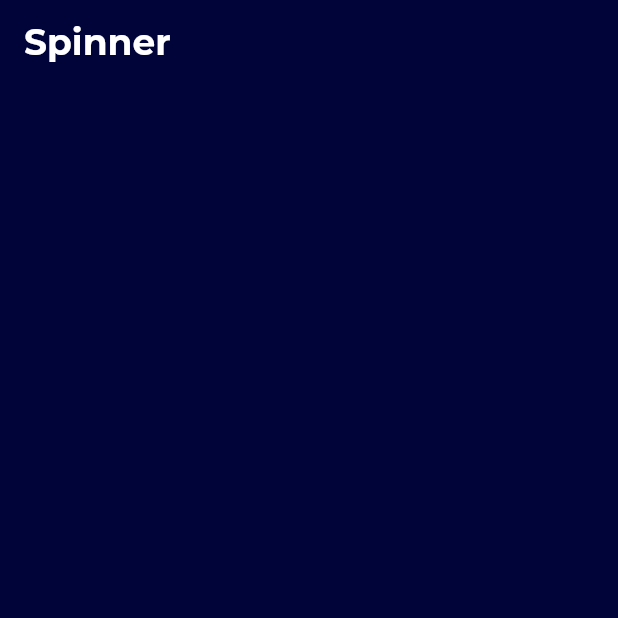
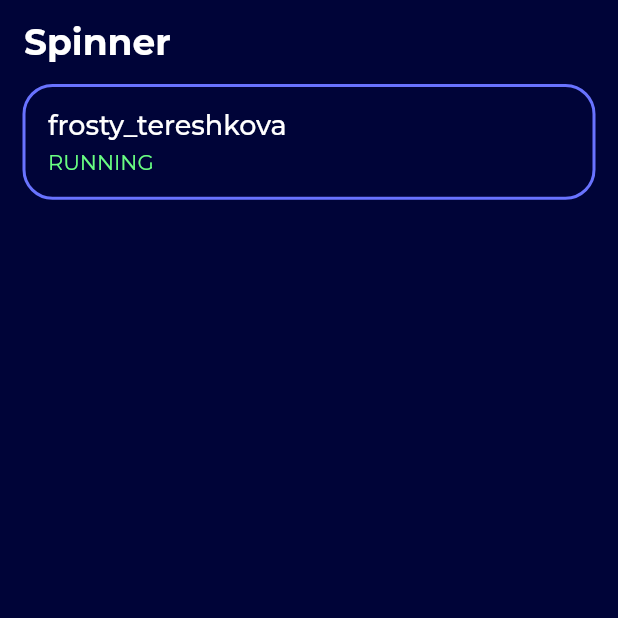
Before and after one commit to 44t4nk1/spinner, a Flutter app: the screen it shows after launch, on a phone screen of 412 x 824 dp, the top half of it. Run offline on Flutter 3.47's test engine with Material 2 defaults, Android fonts, the phone set to English and light mode, and no system bars; our stand-ins replace google_fonts.

Commit message:
started card

```diff
--- a/lib/app/features/dashboard/presentation/screens/dashboard_screen.dart
+++ b/lib/app/features/dashboard/presentation/screens/dashboard_screen.dart
@@ -1,9 +1,23 @@
 import 'package:flutter/material.dart';
+import 'package:spinner/app/features/dashboard/presentation/widgets/dashboard_card.dart';
 import 'package:spinner/app/styles/colors.dart';
 import 'package:spinner/app/styles/fonts.dart';
 
 class DashboardScreen extends StatelessWidget {
   const DashboardScreen({Key? key}) : super(key: key);
+
+  final List<Map<String, dynamic>> dockers = const [
+    {
+      'id': '8fd025f4da42f0694ffcf2cbd3ba04f82df9e7b8fff4c6784e6588bb3dcf88cb',
+      'name': 'frosty_tereshkova',
+      'image': 'redis',
+      'created': 1658660078,
+      'portType': 'tcp',
+      'port': 6379,
+      'state': 'running',
+      'status': 'Up 12 minutes',
+    },
+  ];
 
   @override
   Widget build(BuildContext context) {
@@ -17,6 +31,22 @@ class DashboardScreen extends StatelessWidget {
           style: appBarFont,
         ),
       ),
+      body: Padding(
+        padding: const EdgeInsets.symmetric(horizontal: 15),
+        child: Column(
+          children: [
+            DashboardCard(
+              status: dockers[0]['status'],
+              state: dockers[0]['state'],
+              name: dockers[0]['name'],
+              createdAt: dockers[0]['created'],
+              image: dockers[0]['image'],
+              portType: dockers[0]['portType'],
+              port: dockers[0]['port'],
+            )
+          ],
+        ),
+      ),
     );
   }
 }
--- /dev/null
+++ b/lib/app/features/dashboard/presentation/widgets/dashboard_card.dart
@@ -0,0 +1,76 @@
+import 'package:flutter/material.dart';
+import 'package:spinner/app/helpers/size.dart';
+import 'package:spinner/app/styles/colors.dart';
+import 'package:spinner/app/styles/fonts.dart';
+
+class DashboardCard extends StatelessWidget {
+  const DashboardCard({
+    Key? key,
+    required this.status,
+    required this.state,
+    required this.name,
+    required this.createdAt,
+    required this.image,
+    required this.portType,
+    required this.port,
+  }) : super(key: key);
+
+  final String status;
+  final String state;
+  final String name;
+  final String image;
+  final int createdAt;
+  final String portType;
+  final int port;
+
+  @override
+  Widget build(BuildContext context) {
+    SizeHelper sh = SizeHelper(context);
+    return Container(
+      width: double.infinity,
+      decoration: BoxDecoration(
+        border: Border.all(
+          color: secondaryBlue,
+          width: 2,
+        ),
+        borderRadius: const BorderRadius.all(
+          Radius.circular(20),
+        ),
+      ),
+      child: Padding(
+        padding: const EdgeInsets.all(15),
+        child: Container(
+          alignment: Alignment.centerLeft,
+          child: Column(
+            crossAxisAlignment: CrossAxisAlignment.start,
+            children: [
+              Text(
+                name,
+                style: nameFont,
+              ),
+              SizedBox(
+                height: sh.hHelper(0.5),
+              ),
+              Text(
+                state.toUpperCase(),
+                style: stateFont,
+              ),
+            ],
+          ),
+        ),
+      ),
+    );
+  }
+}
+
+/*
+{
+‘id’: '8fd025f4da42f0694ffcf2cbd3ba04f82df9e7b8fff4c6784e6588bb3dcf88cb',
+’name’: 'frosty_tereshkova' ,
+’image: 'redis',
+’created’: 1658660078,
+’port’: { PrivatePort: 6379, Type: 'tcp' },
+’state’: 'running',
+’status’: 'Up 12 minutes',
+}
+*/
--- /dev/null
+++ b/lib/app/helpers/size.dart
@@ -0,0 +1,20 @@
+import 'package:flutter/material.dart';
+
+class SizeHelper {
+  SizeHelper(BuildContext context) {
+    Size size = MediaQuery.of(context).size;
+    height = size.height;
+    width = size.width;
+  }
+
+  double? height;
+  double? width;
+
+  hHelper(double percent) {
+    return height! * percent / 100;
+  }
+
+  wHelper(double percent) {
+    return width! * percent / 100;
+  }
+}
--- a/lib/app/styles/colors.dart
+++ b/lib/app/styles/colors.dart
@@ -1,3 +1,5 @@
 import 'package:flutter/material.dart';
 
 Color primaryBlue = const Color(0xff000438);
+Color secondaryBlue = const Color(0xff6973ff);
+Color primaryGreen = const Color(0xff69ff82);
--- a/lib/app/styles/fonts.dart
+++ b/lib/app/styles/fonts.dart
@@ -1,5 +1,6 @@
 import 'package:flutter/material.dart';
 import 'package:google_fonts/google_fonts.dart';
+import 'package:spinner/app/styles/colors.dart';
 
 TextStyle appBarFont = GoogleFonts.montserrat(
   textStyle: const TextStyle(
@@ -8,3 +9,19 @@ TextStyle appBarFont = GoogleFonts.montserrat(
     fontSize: 24,
   ),
 );
+
+TextStyle nameFont = GoogleFonts.montserrat(
+  textStyle: const TextStyle(
+    color: Colors.white,
+    fontWeight: FontWeight.w500,
+    fontSize: 18,
+  ),
+);
+
+TextStyle stateFont = GoogleFonts.montserrat(
+  textStyle: TextStyle(
+    color: primaryGreen,
+    fontWeight: FontWeight.w400,
+    fontSize: 14,
+  ),
+);
```
